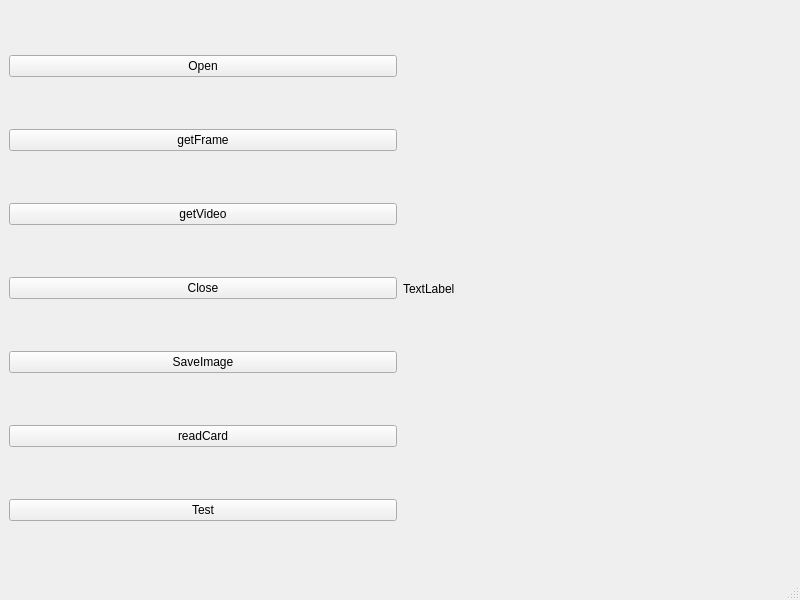
Above: mainwindow.ui from wh201906/Pharmacy_Robot before the change. Below: the same form after it.
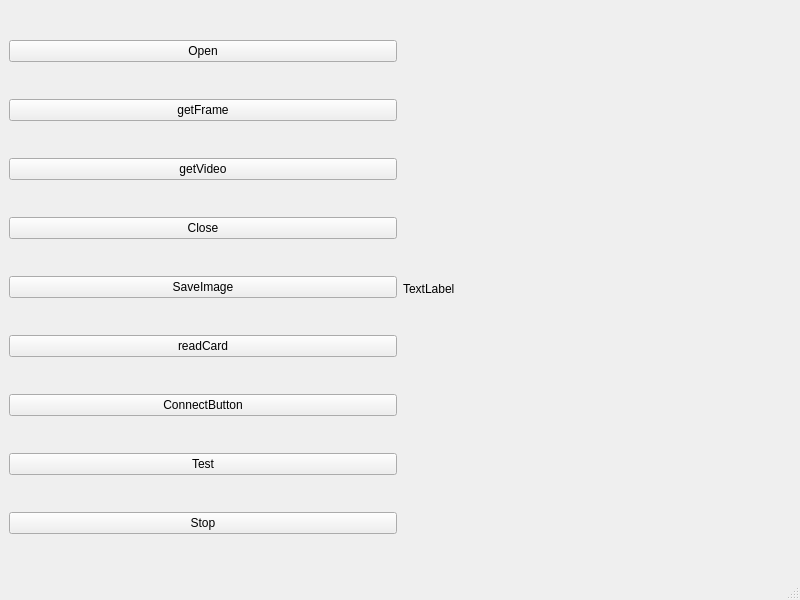
That is the form after the change.

```diff
--- a/mainwindow.ui
+++ b/mainwindow.ui
@@ -59,6 +59,13 @@
         </property>
        </widget>
       </item>
+      <item>
+       <widget class="QPushButton" name="connectButton">
+        <property name="text">
+         <string>ConnectButton</string>
+        </property>
+       </widget>
+      </item>
       <item>
        <widget class="QPushButton" name="testButton">
         <property name="text">
@@ -66,6 +73,13 @@
         </property>
        </widget>
       </item>
+      <item>
+       <widget class="QPushButton" name="pushButton">
+        <property name="text">
+         <string>Stop</string>
+        </property>
+       </widget>
+      </item>
      </layout>
     </item>
     <item>
```
